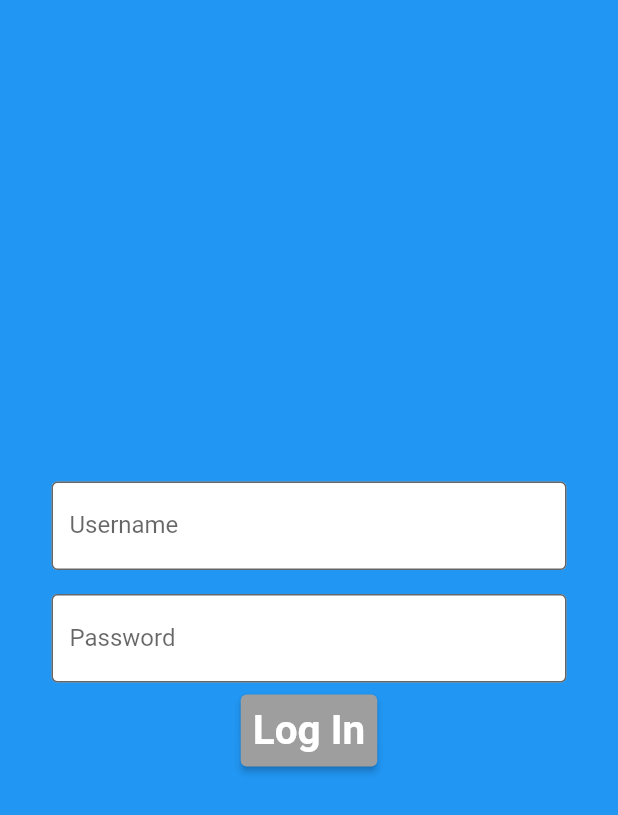
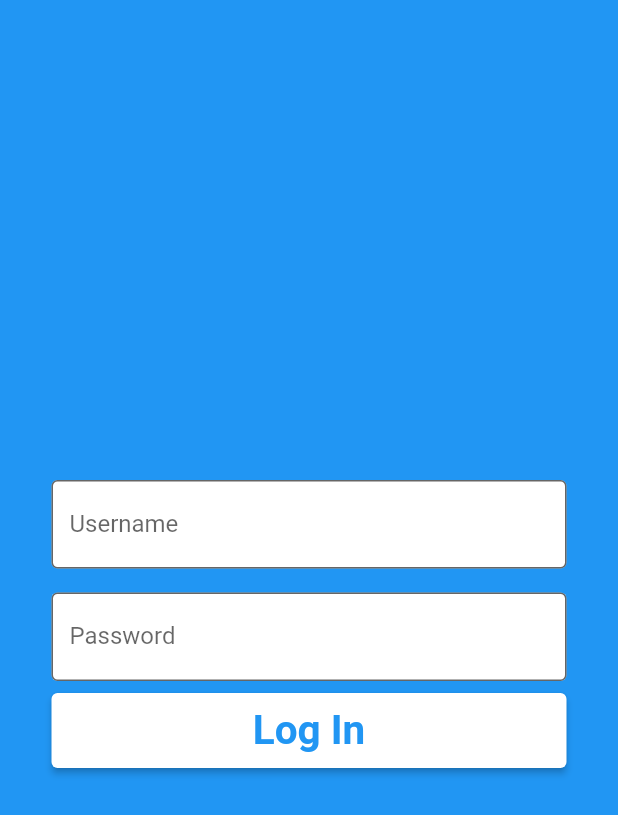
Before and after one commit to galileo-academy-wmiw/Quiz_App_Leaf, a Flutter app: the screen it shows after launch, after a tap on "Log in", on a phone screen of 412 x 824 dp. Shown: the top 815 px of the screen. Run offline on Flutter 3.47's test engine with Material 2 defaults, Android fonts, the light colour scheme and no system bars; our stand-ins replace cloud_firestore, firebase_auth, firebase_core, firebase_storage, font_awesome_flutter; accounts and stored records are empty.

Commit message:
gave the authentication screens style
they're blue with white buttons now.
there is a bug in authenticationscreen.dart where a random yellow line shows up. i have no idea what it's doing there. i don't want it there, i'm not telling it to be there, and flutter is just going "haha yellow line go brrrrrrrrrrrrrr"

```diff
--- a/lib/authentication_screen.dart
+++ b/lib/authentication_screen.dart
@@ -12,27 +12,39 @@ class SelectLoginOrRegisterScreen extends StatelessWidget {
     double screenWidth = MediaQuery.of(context).size.width;
     double screenHeight = MediaQuery.of(context).size.height;
     return Container(
-      color: Colors.white,
+      color: Colors.blue,
       child: Center(
         child: Column(
           mainAxisAlignment: MainAxisAlignment.center,
           crossAxisAlignment: CrossAxisAlignment.center,
           children: [
-            ElevatedButton(
+            const Padding(
+              padding: EdgeInsets.all(8.0),
+              child: Text('QUIZ APP', style: lib.titleText, textScaleFactor: 2,),//this generates a line. i genuinely have no clue why
+            ),
+            Padding(
+              padding: const EdgeInsets.all(8.0),
+              child: ElevatedButton(
+                style: lib.authenticationScreensButtonStyle,
                 onPressed: () {
                   Navigator.push(context, MaterialPageRoute(builder: (context) => LoginScreen()));
                 },
                 child: const Text(
-                "Log in"
+                  "Log in", style: lib.buttonText,
                 ),
 
               ),
-            ElevatedButton(
+            ),
+            Padding(
+              padding: const EdgeInsets.all(8.0),
+              child: ElevatedButton(
+                style: lib.authenticationScreensButtonStyle,
                 onPressed: (){
                   Navigator.push(context, MaterialPageRoute(builder: (context) => RegistrationScreen()));
                 },
                 child: const Text(
-                "Register"
+                  "Register", style: lib.buttonText,
+                ),
               ),
             )
           ],
--- a/lib/authenticationparts/login_screen.dart
+++ b/lib/authenticationparts/login_screen.dart
@@ -101,7 +101,7 @@ class LoginScreen extends StatelessWidget {
                       showErrorDialog(e.toString(), context);
                     }
                   },
-                  child: const Text("Log In", style: lib.headingText, textScaleFactor: 1.5,),
+                  child: const Text("Log In", style: lib.buttonText, textScaleFactor: 1.5,),
                 )
               ],
             ),
--- a/lib/authenticationparts/registration_screen.dart
+++ b/lib/authenticationparts/registration_screen.dart
@@ -99,7 +99,7 @@ class RegistrationScreen extends StatelessWidget {
                         showErrorDialog(e.toString(), context);
                       }
                     },
-                    child: const Text("Register", style: lib.headingText,textScaleFactor: 1.5, ),
+                    child: const Text("Register", style: lib.buttonText,textScaleFactor: 1.5, ),
                 )
               ],
             ),
--- a/lib/library.dart
+++ b/lib/library.dart
@@ -5,18 +5,24 @@ import 'package:flutter/material.dart';
 import 'package:firebase_core/firebase_core.dart';
 import 'package:cloud_firestore/cloud_firestore.dart';
 import 'package:firebase_auth/firebase_auth.dart';
-import 'package:flutter/rendering.dart';
 import 'package:quiz_app/firebase_options.dart';
 import 'dart:async';
 import 'dart:core';
 
 const double textMargin = 10.0;
 const TextStyle baseText = TextStyle(fontSize: 16);
+const TextStyle buttonText =
+TextStyle(fontSize: 18, fontWeight: FontWeight.bold, color: Colors.blue);
 const TextStyle headingText =
     TextStyle(fontSize: 18, fontWeight: FontWeight.bold);
+const TextStyle titleText = TextStyle(
+  fontSize: 24, fontWeight: FontWeight.bold, color: Colors.white
+);
+
 ButtonStyle authenticationScreensButtonStyle = const ButtonStyle(
-  backgroundColor: MaterialStatePropertyAll<Color>(Colors.grey),
+  backgroundColor: MaterialStatePropertyAll<Color>(Colors.white),
   padding: MaterialStatePropertyAll<EdgeInsetsGeometry>(EdgeInsets.all(8.0)),
+  minimumSize: MaterialStatePropertyAll(Size.fromHeight(50)),
 );
 
 
```
Lines whose indentation alone changed are shown as unchanged.
